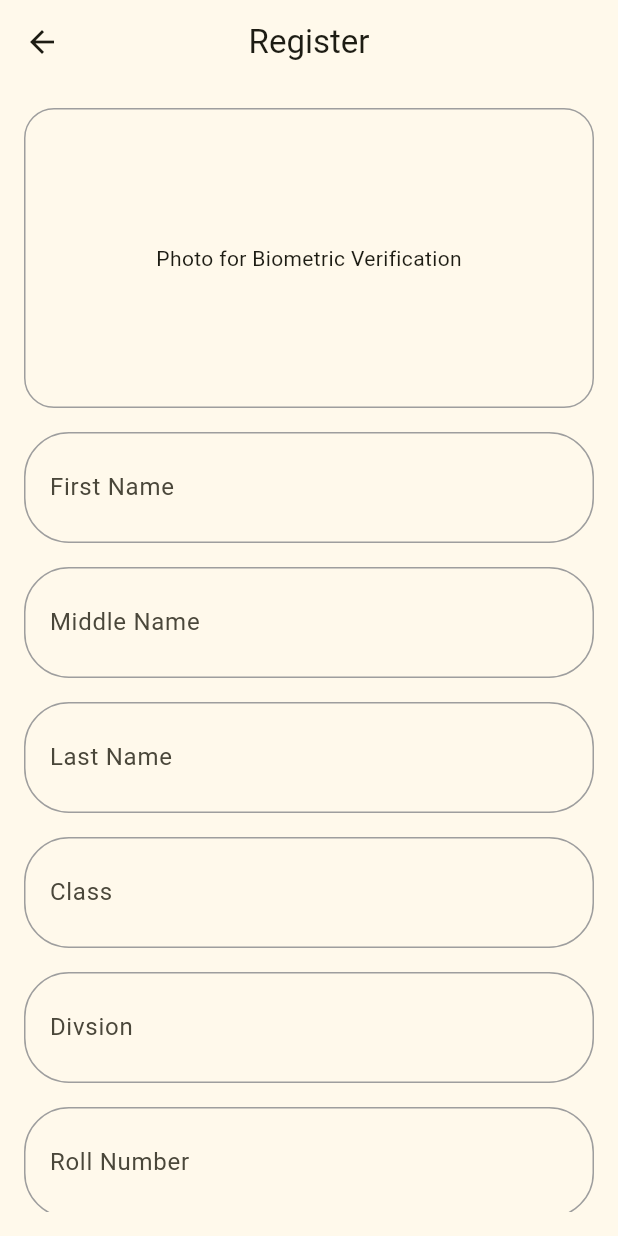
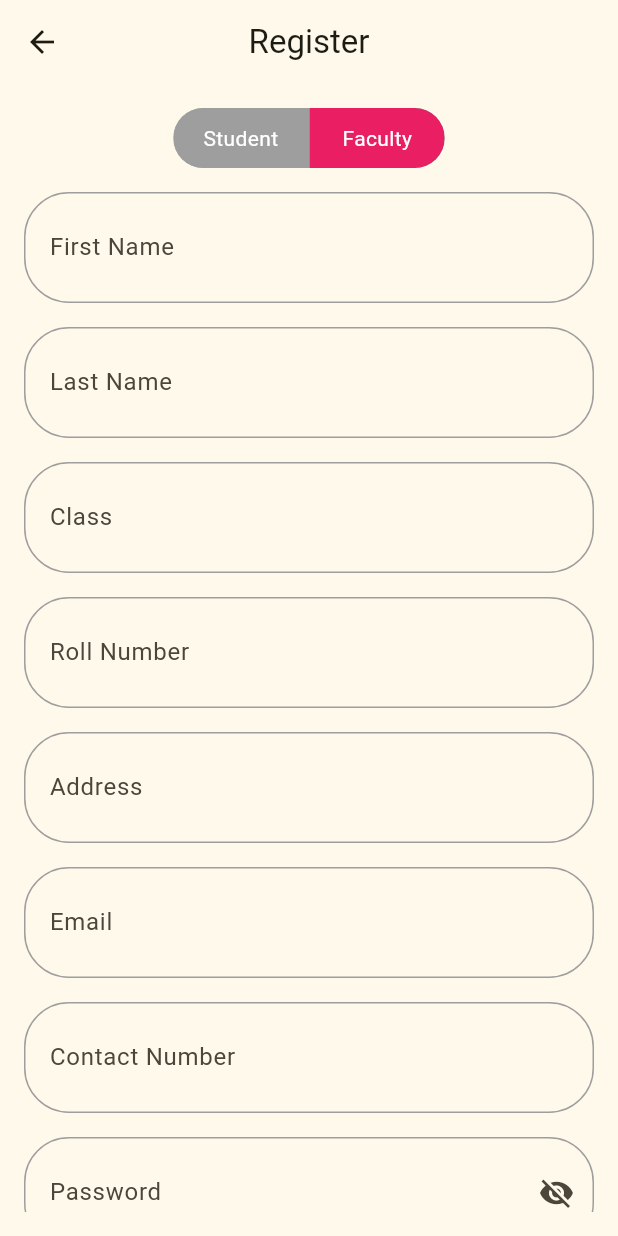
Before and after one commit to devanganaB/attendance_monitoring, a Flutter app: the screen it shows after launch, after a tap on "Register", on a phone screen of 412 x 824 dp. Run offline on Flutter 3.47's test engine with Material 3 defaults, Android fonts, the phone set to English and light mode, and no system bars; drawn by our look-alikes of flutter_animate, toggle_switch; our stand-ins replace cloud_firestore, firebase_auth, firebase_core; missing offline and left inert: flutter_barcode_scanner; accounts and stored records are empty; network calls fail.

Commit message:
registration, side menu, login done

```diff
--- /dev/null
+++ b/lib/colors/pallete.dart
@@ -0,0 +1,20 @@
+import 'package:flutter/material.dart';
+
+class Pallete {
+  // static const Color blueprimary = Color.fromRGBO(147, 227, 223, 1);
+  static const Color primary = Colors.orange;
+  static const Color bgprimary = Color.fromARGB(255, 237, 158, 41);
+
+  static const Color primaryStreet = Color.fromARGB(42, 255, 255, 255);
+
+  static const Color primaryCard = Color.fromARGB(244, 255, 216, 169);
+  static const Color textprimary = Color.fromRGBO(39, 204, 196, 1);
+  static const Color google = Color.fromRGBO(218, 81, 66, 1);
+  static const Color facebook = Color.fromRGBO(79, 106, 162, 1);
+  static const Color list = Color.fromRGBO(147, 227, 223, 0.5);
+  static const Color grey = Color.fromRGBO(135, 135, 134, 0.8);
+  static const Color bgColor = Color.fromARGB(255, 250, 243, 234);
+
+  static const Color blackColor = Colors.black87;
+  static const Color whiteColor = Color.fromARGB(255, 250, 243, 234);
+}
--- a/lib/main.dart
+++ b/lib/main.dart
@@ -12,6 +12,7 @@ void main() async {
   await Firebase.initializeApp(
     options: DefaultFirebaseOptions.currentPlatform,
   );
+
   runApp(const MyApp());
 }
 
--- a/lib/screen/loginscreen.dart
+++ b/lib/screen/loginscreen.dart
@@ -1,75 +1,110 @@
+import 'package:attendance_monitoring/screen/home.dart';
 import 'package:attendance_monitoring/screen/phoneauth.dart';
 import 'package:attendance_monitoring/screen/register.dart';
 import 'package:attendance_monitoring/screen/studentscreen.dart';
+import 'package:firebase_auth/firebase_auth.dart';
 import 'package:flutter/material.dart';
 import 'package:firebase_core/firebase_core.dart';
 import 'package:cloud_firestore/cloud_firestore.dart';
 import 'package:flutter_animate/flutter_animate.dart';
 
 class LoginScreen extends StatefulWidget {
-  const LoginScreen({super.key});
+  const LoginScreen({Key? key}) : super(key: key);
 
   @override
   State<LoginScreen> createState() => _LoginScreenState();
 }
 
 class _LoginScreenState extends State<LoginScreen> {
-  TextEditingController idController = TextEditingController();
-  TextEditingController passwordController = TextEditingController();
+  final FirebaseAuth _auth = FirebaseAuth.instance;
+  TextEditingController _emailController = TextEditingController();
+  TextEditingController _passwordController = TextEditingController();
+
+  Future<void> _login() async {
+    try {
+      UserCredential userCredential = await _auth.signInWithEmailAndPassword(
+        email: _emailController.text,
+        password: _passwordController.text,
+      );
+      print("User logged in: ${userCredential.user!.email}");
+      Navigator.of(context).push(MaterialPageRoute(
+          builder: (context) => Home(title: 'Classroom')
+              .animate()
+              .slideX(delay: Duration(milliseconds: 8))));
+      // Navigate to the next screen or perform desired actions upon successful login.
+    } catch (e) {
+      print("Login failed: $e");
+      // Handle login failure, display error message, etc.
+    }
+  }
 
   @override
   Widget build(BuildContext context) {
     return Scaffold(
-      body: Center(
+      body: SingleChildScrollView(
+        child: Center(
           child: Padding(
             padding: const EdgeInsets.all(20.0),
             child: Column(
               crossAxisAlignment: CrossAxisAlignment.center,
               mainAxisAlignment: MainAxisAlignment.center,
               children: [
+                SizedBox(
+                  height: 20,
+                ),
                 Image.asset(
                   'assets/login.jpg',
                   fit: BoxFit.contain,
                 ),
                 TextFormField(
-                  controller: idController,
+                  controller: _emailController,
                   decoration: InputDecoration(
                     labelText: 'Student ID',
                     hintText: 'Enter your student ID',
-                  )),
+                  ),
+                ),
                 TextFormField(
-                  controller: passwordController,
+                  controller: _passwordController,
                   obscureText: true,
                   decoration: InputDecoration(
                     labelText: 'Password',
                     hintText: 'Enter your password',
-                  )),
+                  ),
+                ),
                 GestureDetector(
                   onTap: () async {
-                  String id = idController.text.toString();
-                  String pass = passwordController.text.toString();
+                    String id = _emailController.text.toString();
+                    String pass = _passwordController.text.toString();
 
-                  if (id.isNotEmpty) {
-                    if (pass.isNotEmpty) {
+                    if (id.isNotEmpty && pass.isNotEmpty) {
+                      try {
                         DocumentSnapshot snap = await FirebaseFirestore.instance
-                          .collection("Employee")
-                          .doc(id.toUpperCase())
+                            .collection("users")
+                            .doc(id)
                             .get();
 
+                        if (snap.exists) {
                           String password = snap['password'];
-
                           if (pass == password) {
                             setState(() {
-                          LoginInfo.id = id.toUpperCase();
+                              LoginInfo.id = id;
                             });
-
-                        Navigator.pushReplacement(
-                          context,
-                          MaterialPageRoute(
-                              builder: (context) => const StudentScreen()),
-                        );
+                            _login();
+                          } else {
+                            // Incorrect password
+                            print("Incorrect password");
                           }
+                        } else {
+                          // User with provided ID not found
+                          print("User not found");
                         }
+                      } catch (e) {
+                        print("Error: $e");
+                        // Handle any errors
+                      }
+                    } else {
+                      // Empty student ID or password
+                      print("Student ID or password is empty");
                     }
                   },
                   child: Padding(
@@ -79,7 +114,8 @@ class _LoginScreenState extends State<LoginScreen> {
                       width: 150,
                       decoration: BoxDecoration(
                         color: Colors.orange,
-                        borderRadius: BorderRadius.circular(10)),
+                        borderRadius: BorderRadius.circular(10),
+                      ),
                       child: const Center(
                         child: Text(
                           "Login",
@@ -91,9 +127,7 @@ class _LoginScreenState extends State<LoginScreen> {
                     ),
                   ),
                 ),
-              SizedBox(
-                height: 30,
-              ),
+                SizedBox(height: 30),
                 GestureDetector(
                   onTap: () {
                     Navigator.push(
@@ -101,38 +135,39 @@ class _LoginScreenState extends State<LoginScreen> {
                       MaterialPageRoute(
                         builder: (context) => PhoneAuth()
                             .animate()
-                                .slideX(delay: Duration(milliseconds: 8))));
+                            .slideX(delay: Duration(milliseconds: 8)),
+                      ),
+                    );
                   },
-                  child: Text("Login with Phone")),
-              SizedBox(
-                height: 30,
+                  child: Text("Login with Phone"),
                 ),
+                SizedBox(height: 30),
                 Center(
                   child: Row(
                     mainAxisAlignment: MainAxisAlignment.center,
                     children: [
-                    Text("Not an user yet? "),
+                      Text("Not a user yet? "),
                       GestureDetector(
-                      child: GestureDetector(
                         onTap: () {
                           Navigator.push(
                             context,
                             MaterialPageRoute(
                               builder: (context) => Register()
                                   .animate()
-                                      .slideX(
-                                          delay: Duration(milliseconds: 8))));
+                                  .slideX(delay: Duration(milliseconds: 8)),
+                            ),
+                          );
                         },
                         child: Text(
                           'Register',
                           style: TextStyle(color: Colors.blue),
                         ),
-                      ),
                       )
                     ],
                   ),
-              )
+                ),
               ],
+            ),
           ),
         ),
       ),
--- a/lib/screen/register.dart
+++ b/lib/screen/register.dart
@@ -1,4 +1,11 @@
+import 'package:attendance_monitoring/colors/pallete.dart';
+import 'package:attendance_monitoring/screen/home.dart';
+import 'package:attendance_monitoring/services/auth.dart';
 import 'package:flutter/material.dart';
+import 'package:firebase_auth/firebase_auth.dart';
+import 'package:firebase_core/firebase_core.dart';
+import 'package:cloud_firestore/cloud_firestore.dart';
+import 'package:toggle_switch/toggle_switch.dart';
 
 class Register extends StatefulWidget {
   const Register({Key? key}) : super(key: key);
@@ -8,18 +15,50 @@ class Register extends StatefulWidget {
 }
 
 class _RegisterState extends State<Register> {
-  TextEditingController firstNameController = TextEditingController();
-  TextEditingController middleNameController = TextEditingController();
-  TextEditingController lastNameController = TextEditingController();
-  TextEditingController classController = TextEditingController();
-  TextEditingController divisionController = TextEditingController();
-  TextEditingController rollNumberController = TextEditingController();
-  TextEditingController contactNumberController = TextEditingController();
-  TextEditingController addressController = TextEditingController();
-  TextEditingController emailController = TextEditingController();
+  TextEditingController _firstNameController = TextEditingController();
+  TextEditingController _lastNameController = TextEditingController();
+  TextEditingController _classController = TextEditingController();
+  // TextEditingController _divisionController = TextEditingController();
+  TextEditingController _rollNumberController = TextEditingController();
+  TextEditingController _contactNumberController = TextEditingController();
+  TextEditingController _addressController = TextEditingController();
+  TextEditingController _emailController = TextEditingController();
+  TextEditingController _passwordController = TextEditingController();
+  bool passwordVisible = false;
+  int role = 0; // 0 for Student, 1 for Faculty
 
   // Dummy photo for biometric verification
   String photoUrl = ''; // Provide the URL or path of the photo here
+  final FirebaseAuth _auth = FirebaseAuth.instance;
+
+  // Function to register the user
+  Future<void> _register() async {
+    try {
+      UserCredential userCredential =
+          await _auth.createUserWithEmailAndPassword(
+        email: _emailController.text,
+        password: _passwordController.text,
+      );
+      await FirebaseFirestore.instance
+          .collection('users')
+          .doc(userCredential.user?.uid)
+          .set({
+        'email': _emailController.text,
+        'name': '${_firstNameController.text} ${_lastNameController.text}',
+        'roll': _rollNumberController.text,
+        // 'division': _divisionController.text,
+        'class': _classController.text,
+        'contact': _contactNumberController.text,
+        'address': _addressController.text,
+        'role': role,
+      });
+      print("User registered: ${userCredential.user!.email}");
+      Navigator.of(context).push(
+          MaterialPageRoute(builder: (context) => Home(title: "Classroom")));
+    } catch (e) {
+      print("Registration failed: $e");
+    }
+  }
 
   @override
   Widget build(BuildContext context) {
@@ -35,31 +74,35 @@ class _RegisterState extends State<Register> {
             crossAxisAlignment: CrossAxisAlignment.stretch,
             children: [
               // Dummy section for photo (replace with your photo selection widget)
-              Container(
-                height: 200,
-                decoration: BoxDecoration(
-                  border: Border.all(color: Colors.grey),
-                  borderRadius: BorderRadius.circular(20),
-                ),
-                child: Center(
-                  child: Text('Photo for Biometric Verification'),
-                ),
-              ),
-              SizedBox(height: 16),
+              // Container(
+              //   height: 200,
+              //   decoration: BoxDecoration(
+              //     border: Border.all(color: Colors.grey),
+              //     borderRadius: BorderRadius.circular(20),
+              //   ),
+              //   child: Center(
+              //     child: Text('Photo for Biometric Verification'),
+              //   ),
+              // ),
+              // SizedBox(height: 16),
               // Individual TextFormFields inside Containers with border radius 30
-              Container(
-                decoration: BoxDecoration(
-                  border: Border.all(color: Colors.grey),
-                  borderRadius: BorderRadius.circular(30),
-                ),
-                child: TextFormField(
-                  controller: firstNameController,
-                  decoration: InputDecoration(
-                    labelText: 'First Name',
-                    hintText: 'Enter your first name',
-                    border: InputBorder.none,
-                    contentPadding: EdgeInsets.all(16),
-                  ),
+              Center(
+                child: ToggleSwitch(
+                  minWidth: 90.0,
+                  initialLabelIndex: 1,
+                  cornerRadius: 20.0,
+                  activeFgColor: Colors.white,
+                  inactiveBgColor: Colors.grey,
+                  inactiveFgColor: Colors.white,
+                  totalSwitches: 2,
+                  labels: ['Student', 'Faculty'],
+                  activeBgColors: [
+                    [Pallete.bgprimary],
+                    [Colors.pink]
+                  ],
+                  onToggle: (index) {
+                    print('switched to: $index');
+                  },
                 ),
               ),
               SizedBox(height: 16),
@@ -69,26 +112,10 @@ class _RegisterState extends State<Register> {
                   borderRadius: BorderRadius.circular(30),
                 ),
                 child: TextFormField(
-                  controller: middleNameController,
+                  controller: _firstNameController,
                   decoration: InputDecoration(
-                    labelText: 'Middle Name',
-                    hintText: 'Enter your middle name',
-                    border: InputBorder.none,
-                    contentPadding: EdgeInsets.all(16),
-                  ),
-                ),
-              ),
-              SizedBox(height: 16),
-              Container(
-                decoration: BoxDecoration(
-                  border: Border.all(color: Colors.grey),
-                  borderRadius: BorderRadius.circular(30),
-                ),
-                child: TextFormField(
-                  controller: lastNameController,
-                  decoration: InputDecoration(
-                    labelText: 'Last Name',
-                    hintText: 'Enter your last name',
+                    labelText: 'First Name',
+                    hintText: 'Enter first name',
                     border: InputBorder.none,
                     contentPadding: EdgeInsets.all(16),
                   ),
@@ -102,74 +129,10 @@ class _RegisterState extends State<Register> {
                   borderRadius: BorderRadius.circular(30),
                 ),
                 child: TextFormField(
-                  controller: classController,
+                  controller: _lastNameController,
                   decoration: InputDecoration(
-                    labelText: 'Class',
-                    hintText: 'Enter your class',
-                    border: InputBorder.none,
-                    contentPadding: EdgeInsets.all(16),
-                  ),
-                ),
-              ),
-              SizedBox(height: 16),
-              Container(
-                decoration: BoxDecoration(
-                  border: Border.all(color: Colors.grey),
-                  borderRadius: BorderRadius.circular(30),
-                ),
-                child: TextFormField(
-                  controller: divisionController,
-                  decoration: InputDecoration(
-                    labelText: 'Divsion',
-                    hintText: 'Enter your division',
-                    border: InputBorder.none,
-                    contentPadding: EdgeInsets.all(16),
-                  ),
-                ),
-              ),
-              SizedBox(height: 16),
-              Container(
-                decoration: BoxDecoration(
-                  border: Border.all(color: Colors.grey),
-                  borderRadius: BorderRadius.circular(30),
-                ),
-                child: TextFormField(
-                  controller: rollNumberController,
-                  decoration: InputDecoration(
-                    labelText: 'Roll Number',
-                    hintText: 'Enter your roll number',
-                    border: InputBorder.none,
-                    contentPadding: EdgeInsets.all(16),
-                  ),
-                ),
-              ),
-              SizedBox(height: 16),
-              Container(
-                decoration: BoxDecoration(
-                  border: Border.all(color: Colors.grey),
-                  borderRadius: BorderRadius.circular(30),
-                ),
-                child: TextFormField(
-                  controller: addressController,
-                  decoration: InputDecoration(
-                    labelText: 'Address',
-                    hintText: 'Enter your address',
-                    border: InputBorder.none,
-                    contentPadding: EdgeInsets.all(16),
-                  ),
-                ),
-              ),
-              SizedBox(height: 16),
-              Container(
-                decoration: BoxDecoration(
-                  border: Border.all(color: Colors.grey),
-                  borderRadius: BorderRadius.circular(30),
-                ),
-                child: TextFormField(
-                  controller: emailController,
-                  decoration: InputDecoration(
-                    labelText: 'Email',
-                    hintText: 'Enter your email Id',
+                    labelText: 'Last Name',
+                    hintText: 'Enter last name',
                     border: InputBorder.none,
                     contentPadding: EdgeInsets.all(16),
                   ),
@@ -183,10 +146,74 @@ class _RegisterState extends State<Register> {
                   borderRadius: BorderRadius.circular(30),
                 ),
                 child: TextFormField(
-                  controller: contactNumberController,
+                  controller: _classController,
                   decoration: InputDecoration(
-                    labelText: 'Contact Number',
-                    hintText: 'Enter your contact number',
+                    labelText: 'Class',
+                    hintText: 'Enter class',
+                    border: InputBorder.none,
+                    contentPadding: EdgeInsets.all(16),
+                  ),
+                ),
+              ),
+              SizedBox(height: 16),
+              // Container(
+              //   decoration: BoxDecoration(
+              //     border: Border.all(color: Colors.grey),
+              //     borderRadius: BorderRadius.circular(30),
+              //   ),
+              //   child: TextFormField(
+              //     controller: _divisionController,
+              //     decoration: InputDecoration(
+              //       labelText: 'Division',
+              //       hintText: 'Enter division',
+              //       border: InputBorder.none,
+              //       contentPadding: EdgeInsets.all(16),
+              //     ),
+              //   ),
+              // ),
+              // SizedBox(height: 16),
+              Container(
+                decoration: BoxDecoration(
+                  border: Border.all(color: Colors.grey),
+                  borderRadius: BorderRadius.circular(30),
+                ),
+                child: TextFormField(
+                  controller: _rollNumberController,
+                  decoration: InputDecoration(
+                    labelText: 'Roll Number',
+                    hintText: 'Enter roll number',
+                    border: InputBorder.none,
+                    contentPadding: EdgeInsets.all(16),
+                  ),
+                ),
+              ),
+              SizedBox(height: 16),
+              Container(
+                decoration: BoxDecoration(
+                  border: Border.all(color: Colors.grey),
+                  borderRadius: BorderRadius.circular(30),
+                ),
+                child: TextFormField(
+                  controller: _addressController,
+                  decoration: InputDecoration(
+                    labelText: 'Address',
+                    hintText: 'Enter address',
+                    border: InputBorder.none,
+                    contentPadding: EdgeInsets.all(16),
+                  ),
+                ),
+              ),
+              SizedBox(height: 16),
+              Container(
+                decoration: BoxDecoration(
+                  border: Border.all(color: Colors.grey),
+                  borderRadius: BorderRadius.circular(30),
+                ),
+                child: TextFormField(
+                  controller: _emailController,
+                  decoration: InputDecoration(
+                    labelText: 'Email',
+                    hintText: 'Enter email Id',
                     border: InputBorder.none,
                     contentPadding: EdgeInsets.all(16),
                   ),
@@ -194,9 +221,56 @@ class _RegisterState extends State<Register> {
               ),
 
               SizedBox(height: 16),
+              Container(
+                decoration: BoxDecoration(
+                  border: Border.all(color: Colors.grey),
+                  borderRadius: BorderRadius.circular(30),
+                ),
+                child: TextFormField(
+                  controller: _contactNumberController,
+                  decoration: InputDecoration(
+                    labelText: 'Contact Number',
+                    hintText: 'Enter contact number',
+                    border: InputBorder.none,
+                    contentPadding: EdgeInsets.all(16),
+                  ),
+                ),
+              ),
+              SizedBox(height: 16),
+              Container(
+                decoration: BoxDecoration(
+                  border: Border.all(color: Colors.grey),
+                  borderRadius: BorderRadius.circular(30),
+                ),
+                child: TextFormField(
+                  controller: _passwordController,
+                  obscureText: !passwordVisible,
+                  decoration: InputDecoration(
+                    labelText: 'Password',
+                    hintText: 'Enter password',
+                    border: InputBorder.none,
+                    contentPadding: EdgeInsets.all(16),
+                    suffixIcon: IconButton(
+                      icon: Icon(
+                        // Based on password visibility, toggle icon
+                        passwordVisible
+                            ? Icons.visibility
+                            : Icons.visibility_off,
+                      ),
+                      onPressed: () {
+                        setState(() {
+                          passwordVisible = !passwordVisible;
+                        });
+                      },
+                    ),
+                  ),
+                ),
+              ),
+
+              SizedBox(height: 16),
               ElevatedButton(
                 onPressed: () {
-                  // Add registration logic here
+                  _register();
                 },
                 child: Text('Register'),
               ),
--- a/pubspec.yaml
+++ b/pubspec.yaml
@@ -37,6 +37,7 @@ dependencies:
   provider: ^6.1.1
   fluttertoast: ^8.2.4
   firebase_auth: ^4.16.0
+  toggle_switch: ^2.2.1
 
   # The following adds the Cupertino Icons font to your application.
   # Use with the CupertinoIcons class for iOS style icons.
```
Also changed, not shown: lib/screen/drawer.dart (added, +122 -0 lines), lib/screen/home.dart (+7 -1 lines), lib/services/auth.dart (+44 -3 lines), pubspec.lock. Lines whose indentation alone changed are shown as unchanged.
